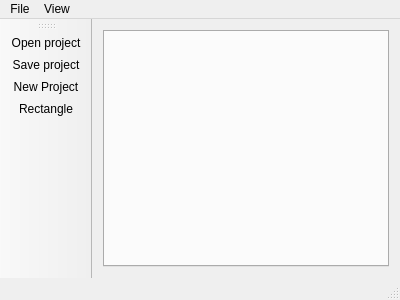
The window that src/mainwindow.ui (kakus/dge) describes before a commit, drawn with Qt 5.
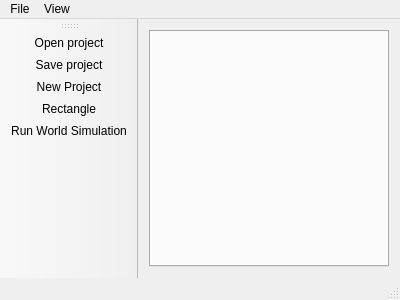
The same window after the commit. Icons and pictures are not drawn.

Commit message: Now you can simulate physic with one simple command world.run()

```diff
--- a/src/mainwindow.ui
+++ b/src/mainwindow.ui
@@ -59,6 +59,7 @@
    <addaction name="actionSave_project"/>
    <addaction name="actionNew_Project"/>
    <addaction name="actionRectangle"/>
+   <addaction name="actionRun_World_Simulation"/>
   </widget>
   <action name="actionOpen_project">
    <property name="icon">
@@ -94,6 +95,11 @@
     <string>Rectangle</string>
    </property>
   </action>
+  <action name="actionRun_World_Simulation">
+   <property name="text">
+    <string>Run World Simulation</string>
+   </property>
+  </action>
  </widget>
  <layoutdefault spacing="6" margin="11"/>
  <resources/>
```
The commit also changes 14 other files.
